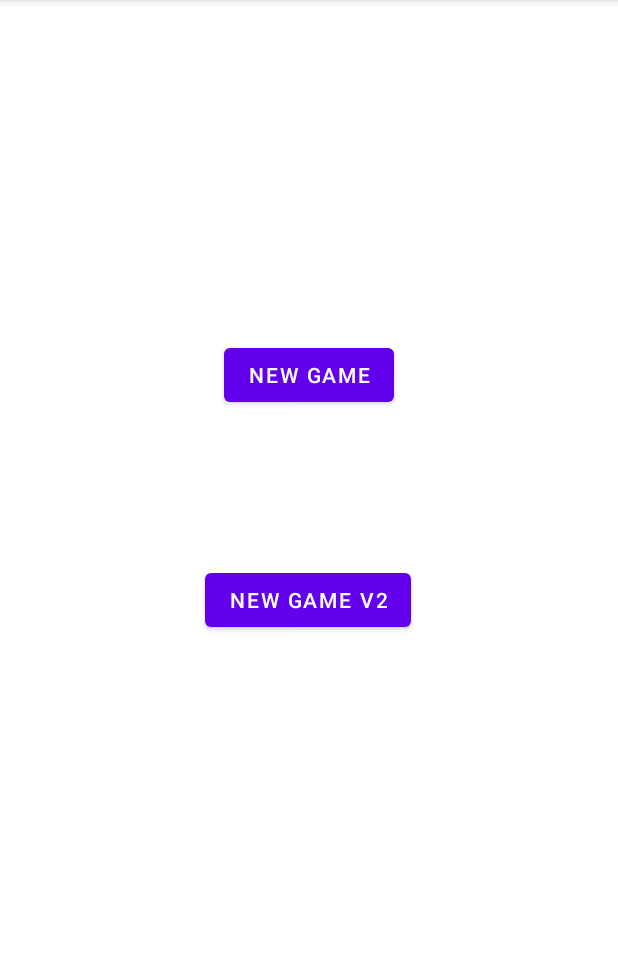
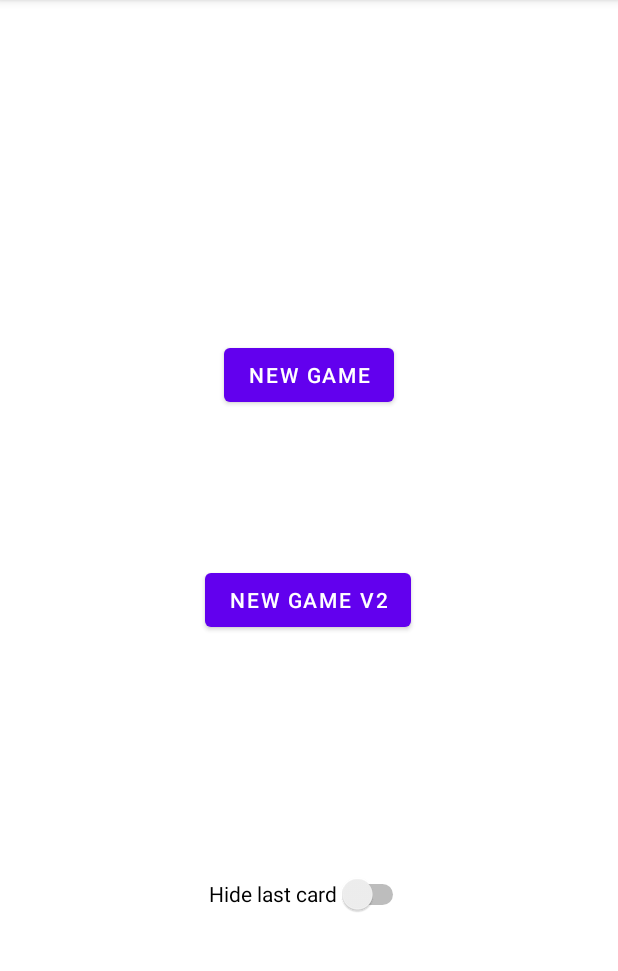
Before and after one commit to FilipKon13/game_of_set, an Android app: the screen it shows after launch (MainActivity), on a phone screen of 412 x 824 dp, the part 84-1055 px from its top. Run offline under Robolectric (Android 15) with nearby library versions, the phone set to English and light mode, and no system bars.

Commit message:
Option to hide last card

```diff
--- a/app/src/main/java/com/example/gameofset/game/Card.java
+++ b/app/src/main/java/com/example/gameofset/game/Card.java
@@ -10,6 +10,12 @@ public class Card {
     public int shape; // rectangle, triangle, ellipse
     public int pattern; // empty, half, filled
     public int image_id;
+
+    private static int blank_id;
+    public static void init(MainActivity activity) {
+        blank_id = activity.getResources().getIdentifier("x", "drawable", activity.getPackageName());
+    }
+
     @NonNull
     @Override
     public String toString() {
@@ -38,4 +44,8 @@ public class Card {
     private int code() {
         return color * 27 + pattern * 9 + shape * 3 + count;
     }
+
+    public void makeInvisible() {
+        this.image_id = blank_id;
+    }
 }
--- a/app/src/main/java/com/example/gameofset/game/SetGame.java
+++ b/app/src/main/java/com/example/gameofset/game/SetGame.java
@@ -1,7 +1,6 @@
 package com.example.gameofset.game;
 
 import com.example.gameofset.GameOver;
-import com.example.gameofset.MainActivity;
 
 import java.util.ArrayList;
 import java.util.Collections;
@@ -16,9 +15,7 @@ public class SetGame {
     private Deck deck;
 
     private void fillDeck(String name) {
-        List<Card> list = new DeckFactory().getDeck(name);
-        Collections.shuffle(list);
-        deck = new LocalDeck(list);
+        deck = new DeckFactory().getDeck(name);
     }
 
     private void addPlace(CardPlace place) {
--- a/app/src/main/res/layout/activity_main.xml
+++ b/app/src/main/res/layout/activity_main.xml
@@ -4,6 +4,7 @@
     xmlns:tools="http://schemas.android.com/tools"
     android:layout_width="match_parent"
     android:layout_height="match_parent"
+    android:onClick="changeState"
     tools:context=".MainActivity">
 
     <Button
@@ -30,4 +31,16 @@
         app:layout_constraintStart_toStartOf="parent"
         app:layout_constraintTop_toBottomOf="@+id/button" />
 
+    <Switch
+        android:id="@+id/switch1"
+        android:layout_width="wrap_content"
+        android:layout_height="wrap_content"
+        android:minHeight="48dp"
+        android:onClick="changeState"
+        android:text="@string/hide_last"
+        app:layout_constraintBottom_toBottomOf="parent"
+        app:layout_constraintEnd_toEndOf="parent"
+        app:layout_constraintStart_toStartOf="parent"
+        app:layout_constraintTop_toBottomOf="@+id/button2" />
+
 </androidx.constraintlayout.widget.ConstraintLayout>
--- a/app/src/main/res/values/strings.xml
+++ b/app/src/main/res/values/strings.xml
@@ -2,6 +2,7 @@
     <string name="app_name">Game of Set</string>
     <string name="new_game">New game</string>
     <string name="new_game_fractal">New game V2</string>
+    <string name="hide_last">Hide last card</string>
     <string name="game_over">Game Over</string>
     <string name="start_blue">Start</string>
     <string name="send_button">Send</string>
```
Also changed, not shown: app/src/main/java/com/example/gameofset/MainActivity.java (+10 -0 lines), app/src/main/java/com/example/gameofset/game/DeckFactory.java (+15 -2 lines), app/src/main/java/com/example/gameofset/game/LocalDeck.java (+3 -19 lines), app/src/main/java/com/example/gameofset/game/LocalDeckHide.java (added, +31 -0 lines), app/src/main/res/drawable/x.png (added).
